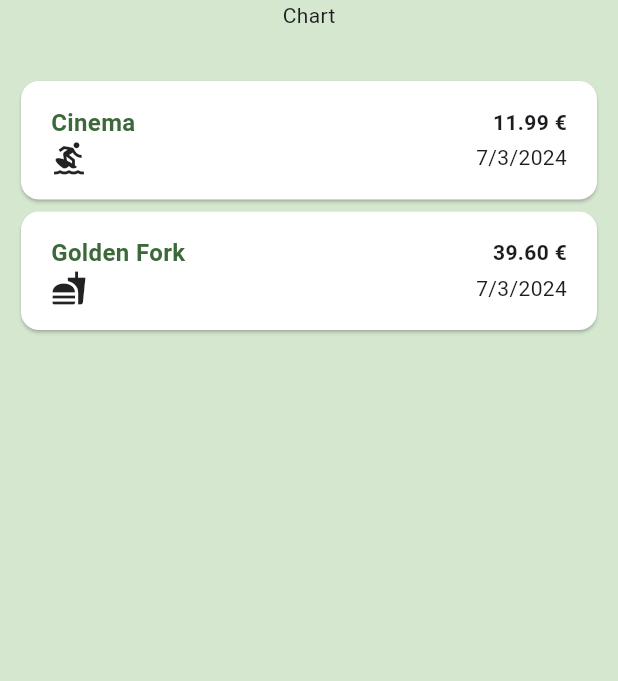
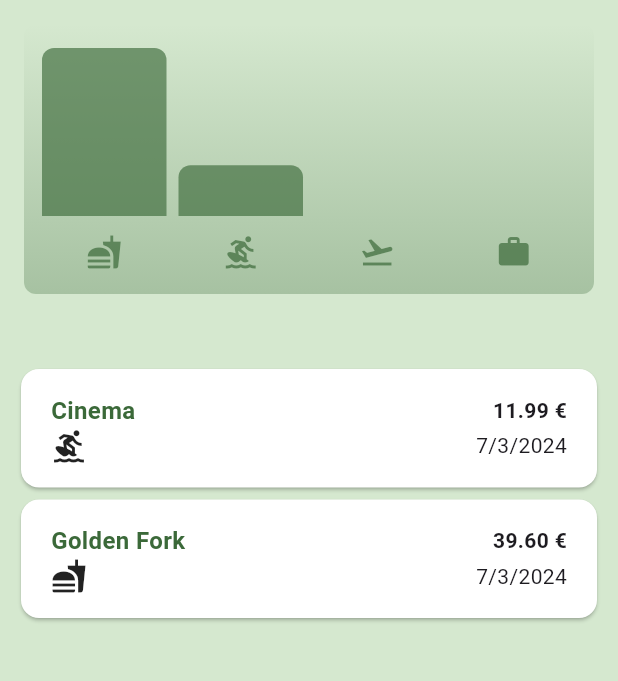
Before and after one commit to BenjaminChoron/expense_tracker, a Flutter app: the screen it shows after launch, on a phone screen of 412 x 824 dp, the part 84-765 px from its top. Run offline on Flutter 3.47's test engine with Material 3 defaults, Android fonts, the phone set to English and light mode, and no system bars.

Commit message:
✨ Add chart

```diff
--- a/lib/models/expense.dart
+++ b/lib/models/expense.dart
@@ -34,3 +34,28 @@ class Expense {
     return formatter.format(date);
   }
 }
+
+class ExpenseBucket {
+  const ExpenseBucket({
+    required this.category,
+    required this.expenses,
+  });
+
+  ExpenseBucket.forCategory(List<Expense> allExpenses, this.category)
+      : expenses = allExpenses
+            .where((expense) => expense.category == category)
+            .toList();
+
+  final Category category;
+  final List<Expense> expenses;
+
+  double get totalExpenses {
+    double sum = 0;
+
+    for (var expense in expenses) {
+      sum += expense.amount;
+    }
+
+    return sum;
+  }
+}
--- /dev/null
+++ b/lib/widgets/chart/chart.dart
@@ -0,0 +1,95 @@
+import 'package:flutter/material.dart';
+
+import 'package:expense_tracker/widgets/chart/chart_bar.dart';
+import 'package:expense_tracker/models/expense.dart';
+
+class Chart extends StatelessWidget {
+  const Chart({super.key, required this.expenses});
+
+  final List<Expense> expenses;
+
+  List<ExpenseBucket> get buckets {
+    return [
+      ExpenseBucket.forCategory(expenses, Category.food),
+      ExpenseBucket.forCategory(expenses, Category.leisure),
+      ExpenseBucket.forCategory(expenses, Category.travel),
+      ExpenseBucket.forCategory(expenses, Category.work),
+    ];
+  }
+
+  double get maxTotalExpense {
+    double maxTotalExpense = 0;
+
+    for (final bucket in buckets) {
+      if (bucket.totalExpenses > maxTotalExpense) {
+        maxTotalExpense = bucket.totalExpenses;
+      }
+    }
+
+    return maxTotalExpense;
+  }
+
+  @override
+  Widget build(BuildContext context) {
+    final isDarkMode =
+        MediaQuery.of(context).platformBrightness == Brightness.dark;
+    return Container(
+      margin: const EdgeInsets.all(16),
+      padding: const EdgeInsets.symmetric(
+        vertical: 16,
+        horizontal: 8,
+      ),
+      width: double.infinity,
+      height: 180,
+      decoration: BoxDecoration(
+        borderRadius: BorderRadius.circular(8),
+        gradient: LinearGradient(
+          colors: [
+            Theme.of(context).colorScheme.primary.withOpacity(0.3),
+            Theme.of(context).colorScheme.primary.withOpacity(0.0)
+          ],
+          begin: Alignment.bottomCenter,
+          end: Alignment.topCenter,
+        ),
+      ),
+      child: Column(
+        children: [
+          Expanded(
+            child: Row(
+              crossAxisAlignment: CrossAxisAlignment.end,
+              children: [
+                for (final bucket in buckets)
+                  ChartBar(
+                    fill: bucket.totalExpenses == 0
+                        ? 0
+                        : bucket.totalExpenses / maxTotalExpense,
+                  )
+              ],
+            ),
+          ),
+          const SizedBox(height: 12),
+          Row(
+            children: buckets
+                .map(
+                  (bucket) => Expanded(
+                    child: Padding(
+                      padding: const EdgeInsets.symmetric(horizontal: 4),
+                      child: Icon(
+                        categoryIcons[bucket.category],
+                        color: isDarkMode
+                            ? Theme.of(context).colorScheme.secondary
+                            : Theme.of(context)
+                                .colorScheme
+                                .primary
+                                .withOpacity(0.7),
+                      ),
+                    ),
+                  ),
+                )
+                .toList(),
+          )
+        ],
+      ),
+    );
+  }
+}
--- /dev/null
+++ b/lib/widgets/chart/chart_bar.dart
@@ -0,0 +1,34 @@
+import 'package:flutter/material.dart';
+
+class ChartBar extends StatelessWidget {
+  const ChartBar({
+    super.key,
+    required this.fill,
+  });
+
+  final double fill;
+
+  @override
+  Widget build(BuildContext context) {
+    final isDarkMode =
+        MediaQuery.of(context).platformBrightness == Brightness.dark;
+    return Expanded(
+      child: Padding(
+        padding: const EdgeInsets.symmetric(horizontal: 4),
+        child: FractionallySizedBox(
+          heightFactor: fill,
+          child: DecoratedBox(
+            decoration: BoxDecoration(
+              shape: BoxShape.rectangle,
+              borderRadius:
+                  const BorderRadius.vertical(top: Radius.circular(8)),
+              color: isDarkMode
+                  ? Theme.of(context).colorScheme.secondary
+                  : Theme.of(context).colorScheme.primary.withOpacity(0.65),
+            ),
+          ),
+        ),
+      ),
+    );
+  }
+}
--- a/lib/widgets/expenses.dart
+++ b/lib/widgets/expenses.dart
@@ -3,6 +3,7 @@ import 'package:flutter/material.dart';
 import 'package:expense_tracker/models/expense.dart';
 import 'package:expense_tracker/widgets/expenses_list/expenses_list.dart';
 import 'package:expense_tracker/widgets/new_expense.dart';
+import 'package:expense_tracker/widgets/chart/chart.dart';
 
 class Expenses extends StatefulWidget {
   const Expenses({super.key});
@@ -100,7 +101,7 @@ class _ExpensesState extends State<Expenses> {
       body: SafeArea(
         child: Column(
           children: [
-            const Text('Chart'),
+            Chart(expenses: _registeredExpenses),
             const SizedBox(height: 20),
             Expanded(
               child: mainContent,
```
